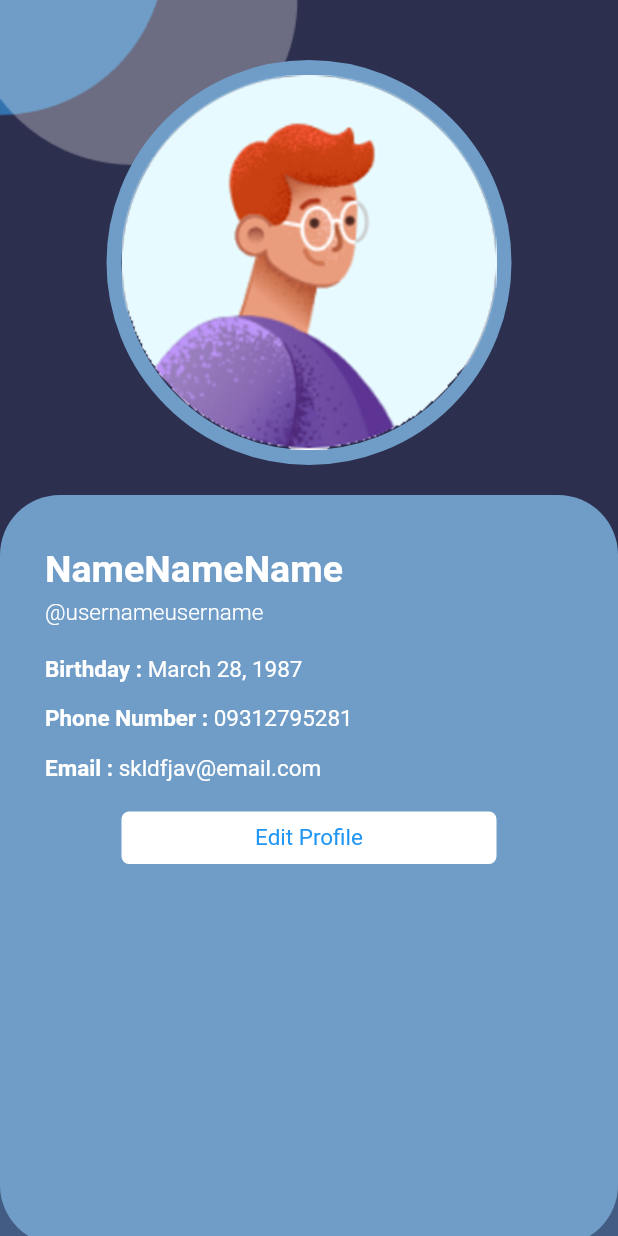
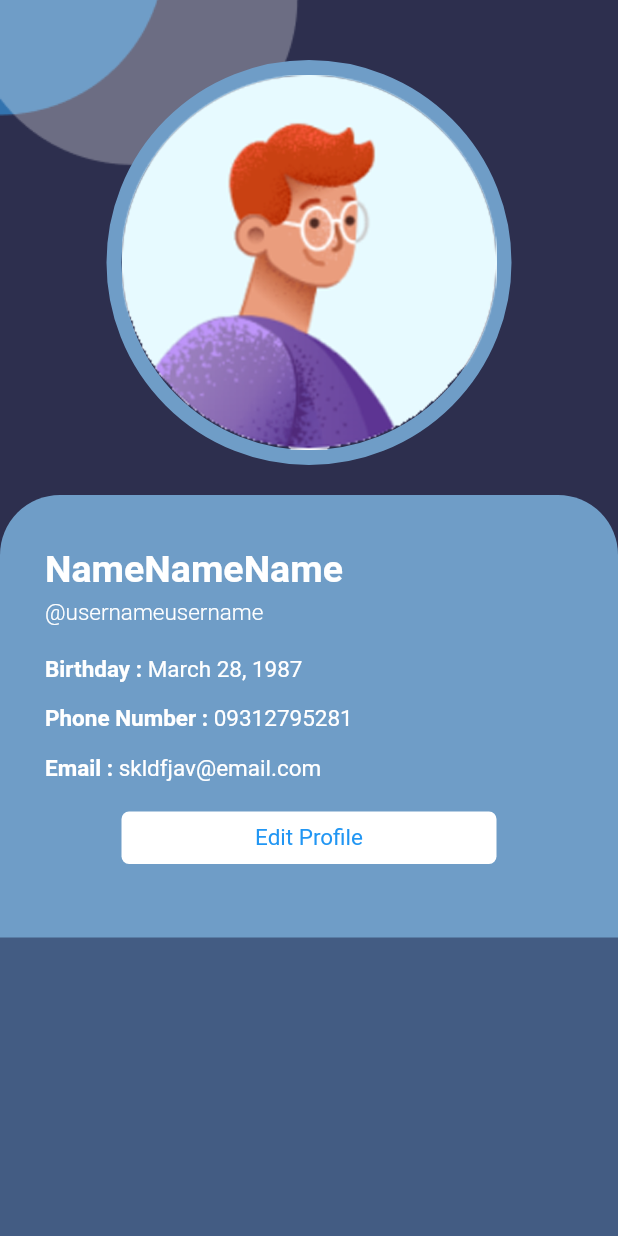
Before and after one commit to bocyej/innotrash, a Flutter app: the ProfilePage screen opened directly, on a phone screen of 412 x 824 dp. Run offline on Flutter 3.47's test engine with Material 2 defaults, Android fonts, the phone set to English and light mode, and no system bars; our stand-ins replace google_fonts.

Commit message:
adjusted height and border radius

```diff
--- a/lib/layouts/profilecard.dart
+++ b/lib/layouts/profilecard.dart
@@ -25,9 +25,12 @@ class ProfileCard extends StatelessWidget {
         ),
         const Padding(padding: EdgeInsets.only(bottom: 20)),
         Container(
-          height: 500,
+          height: 295,
           decoration: const BoxDecoration(
-            borderRadius: BorderRadius.all(Radius.circular(40.0)),
+            borderRadius: BorderRadius.only(
+              topLeft: Radius.circular(40.0),
+              topRight: Radius.circular(40.0),
+            ),
             color: Color(0xFF6F9DC7),
           ),
           child: Column(
```
